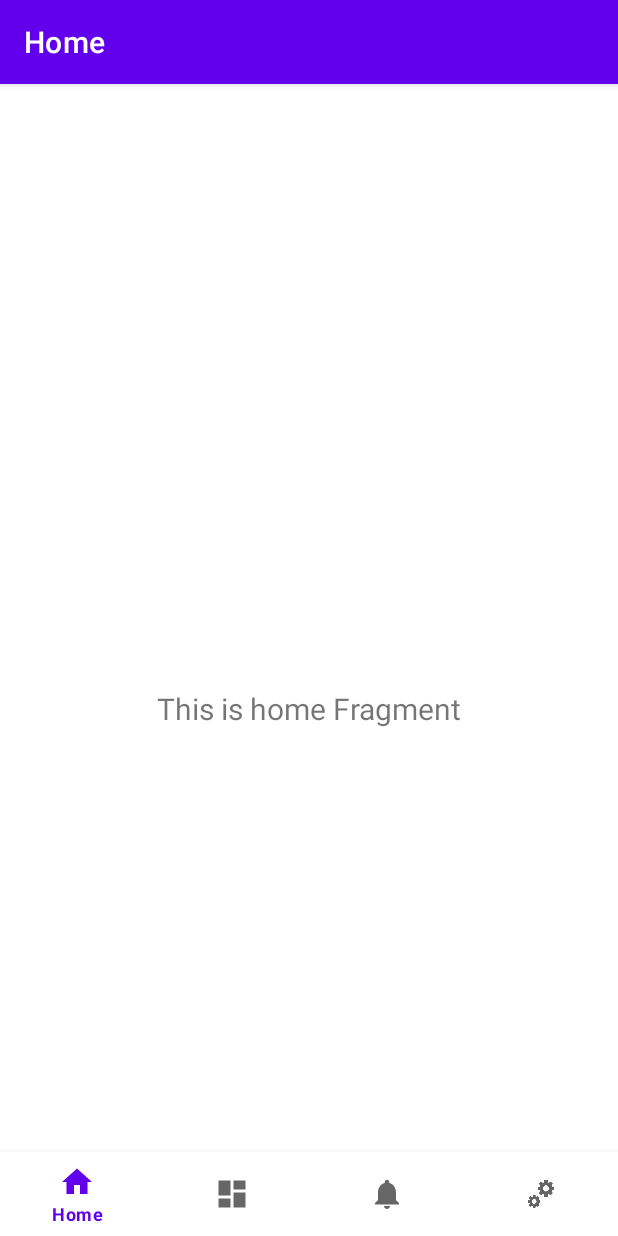
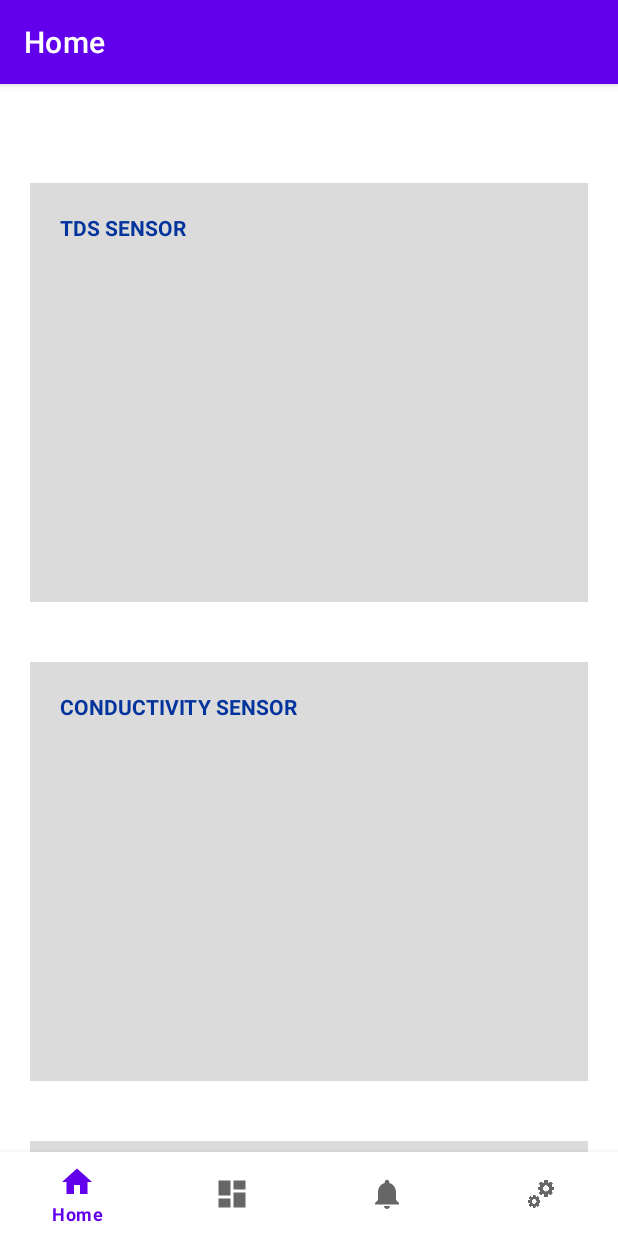
Before and after one commit to GabGerolia05/mobile-monitoring-app, an Android app: the screen it shows after launch (MainActivity), on a phone screen of 412 x 824 dp. Run offline under Robolectric (Android 15) with nearby library versions, the phone set to English and light mode, and no system bars; our stand-ins replace navigation-ui.

Commit message:
home template

```diff
--- a/app/src/main/java/com/example/thesis/ui/home/HomeFragment.kt
+++ b/app/src/main/java/com/example/thesis/ui/home/HomeFragment.kt
@@ -28,10 +28,7 @@ class HomeFragment : Fragment() {
         _binding = FragmentHomeBinding.inflate(inflater, container, false)
         val root: View = binding.root
 
-        val textView: TextView = binding.textHome
-        homeViewModel.text.observe(viewLifecycleOwner) {
-            textView.text = it
-        }
+
         return root
     }
 
--- a/app/src/main/res/layout/activity_main.xml
+++ b/app/src/main/res/layout/activity_main.xml
@@ -1,6 +1,7 @@
 <?xml version="1.0" encoding="utf-8"?>
 <androidx.constraintlayout.widget.ConstraintLayout xmlns:android="http://schemas.android.com/apk/res/android"
     xmlns:app="http://schemas.android.com/apk/res-auto"
+    xmlns:tools="http://schemas.android.com/tools"
     android:id="@+id/container"
     android:layout_width="match_parent"
     android:layout_height="match_parent"
@@ -16,7 +17,8 @@
         app:layout_constraintBottom_toBottomOf="parent"
         app:layout_constraintLeft_toLeftOf="parent"
         app:layout_constraintRight_toRightOf="parent"
-        app:menu="@menu/bottom_nav_menu" />
+        app:menu="@menu/bottom_nav_menu"
+        tools:ignore="VisualLintBottomNav" />
 
     <fragment
         android:id="@+id/nav_host_fragment_activity_main"
--- a/app/src/main/res/layout/fragment_home.xml
+++ b/app/src/main/res/layout/fragment_home.xml
@@ -1,22 +1,93 @@
 <?xml version="1.0" encoding="utf-8"?>
-<androidx.constraintlayout.widget.ConstraintLayout xmlns:android="http://schemas.android.com/apk/res/android"
+
+<LinearLayout xmlns:android="http://schemas.android.com/apk/res/android"
     xmlns:app="http://schemas.android.com/apk/res-auto"
     xmlns:tools="http://schemas.android.com/tools"
     android:layout_width="match_parent"
     android:layout_height="match_parent"
+    android:orientation="vertical"
     tools:context=".ui.home.HomeFragment">
 
-    <TextView
-        android:id="@+id/text_home"
+    <ScrollView
         android:layout_width="match_parent"
-        android:layout_height="wrap_content"
-        android:layout_marginStart="8dp"
-        android:layout_marginTop="8dp"
-        android:layout_marginEnd="8dp"
-        android:textAlignment="center"
-        android:textSize="20sp"
-        app:layout_constraintBottom_toBottomOf="parent"
-        app:layout_constraintEnd_toEndOf="parent"
-        app:layout_constraintStart_toStartOf="parent"
-        app:layout_constraintTop_toTopOf="parent" />
-</androidx.constraintlayout.widget.ConstraintLayout>
+        android:layout_height="match_parent">
+
+        <LinearLayout
+            android:layout_width="match_parent"
+            android:layout_height="wrap_content"
+            android:orientation="vertical" >
+
+            <TextView
+                android:id="@+id/textView1"
+                android:layout_width="match_parent"
+                android:layout_height="wrap_content"
+                android:text="TDS SENSOR"
+                android:textColor="@color/blue"
+                android:textStyle="bold"
+                android:layout_marginLeft="20dp"
+                android:layout_marginRight="20dp"
+                android:paddingLeft="20dp"
+                android:paddingTop="20dp"
+                android:paddingRight="20dp"
+                android:paddingBottom="1.5in"
+                android:layout_marginTop="10dp"
+                android:background="@color/bg"
+                android:layout_marginBottom="30dp"/>
+
+            <TextView
+                android:id="@+id/textView2"
+                android:layout_width="match_parent"
+                android:layout_height="wrap_content"
+                android:text="CONDUCTIVITY SENSOR"
+                android:textColor="@color/blue"
+                android:textStyle="bold"
+                android:layout_marginLeft="20dp"
+                android:layout_marginRight="20dp"
+                android:paddingLeft="20dp"
+                android:paddingTop="20dp"
+                android:paddingRight="20dp"
+                android:paddingBottom="1.5in"
+                android:layout_marginTop="10dp"
+                android:background="@color/bg"
+                android:layout_marginBottom="30dp"/>
+
+            <TextView
+                android:id="@+id/textView3"
+                android:layout_width="match_parent"
+                android:layout_height="wrap_content"
+                android:text="PH SENSOR"
+                android:textColor="@color/blue"
+                android:textStyle="bold"
+                android:layout_marginLeft="20dp"
+                android:layout_marginRight="20dp"
+                android:paddingLeft="20dp"
+                android:paddingTop="20dp"
+                android:paddingRight="20dp"
+                android:paddingBottom="1.5in"
+                android:layout_marginTop="10dp"
+                android:background="@color/bg"
+                android:layout_marginBottom="30dp"/>
+
+            <TextView
+                android:id="@+id/textView4"
+                android:layout_width="match_parent"
+                android:layout_height="wrap_content"
+                android:text="TURBIDITY SENSOR"
+                android:textColor="@color/blue"
+                android:textStyle="bold"
+                android:layout_marginLeft="20dp"
+                android:layout_marginRight="20dp"
+                android:paddingLeft="20dp"
+                android:paddingTop="20dp"
+                android:paddingRight="20dp"
+                android:paddingBottom="1.5in"
+                android:layout_marginTop="10dp"
+                android:background="@color/bg"
+                android:layout_marginBottom="30dp"/>
+
+
+        </LinearLayout>
+    </ScrollView>
+
+
+</LinearLayout>
```
